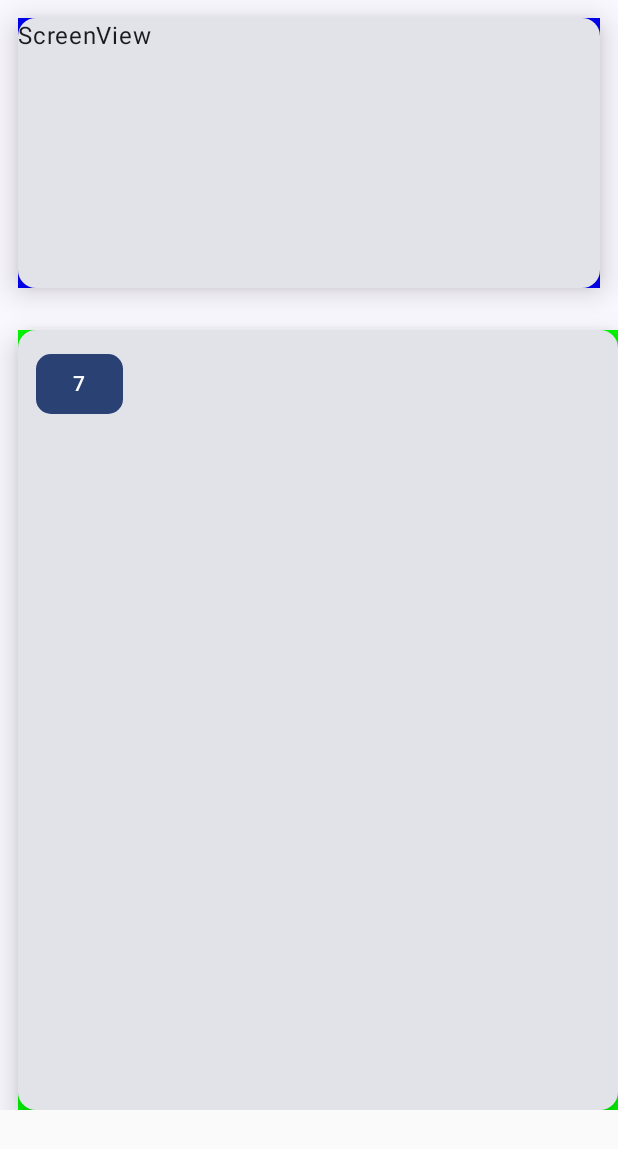
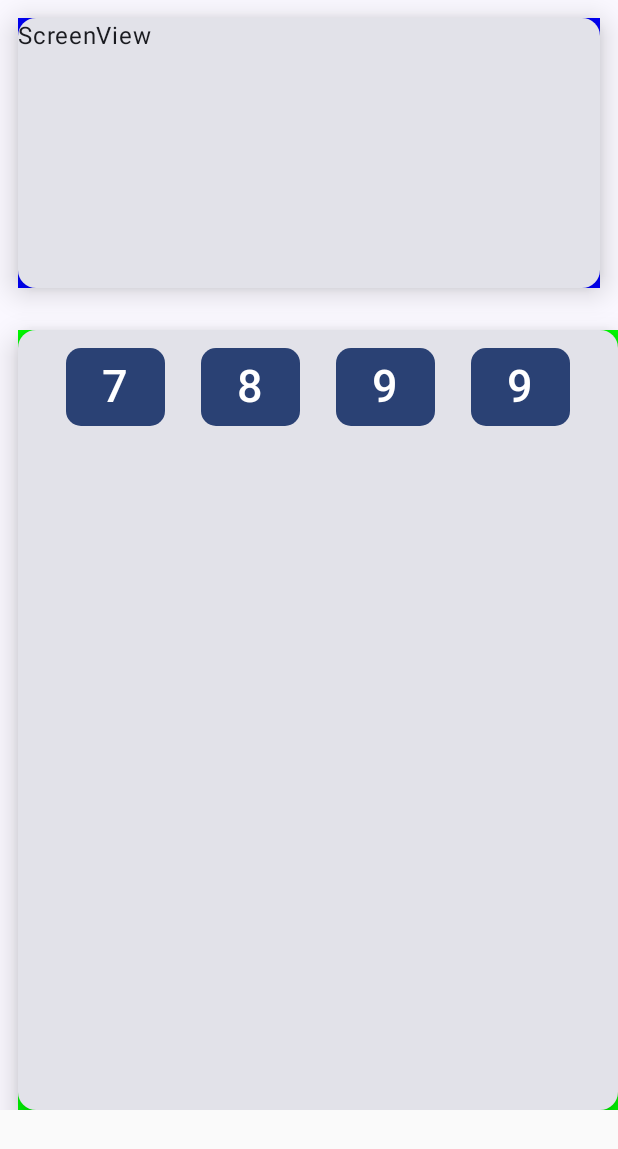
Before and after one commit to gnsgns6/CalcNow, an Android app built with Jetpack Compose: the screen it shows after launch (MainActivity), on a phone screen of 412 x 824 dp. Shown: the top 1149 px of the screen. Run offline under Robolectric (Android 15) with nearby library versions, the phone set to English and light mode, and no system bars.

Commit message:
Amend Buttons

```diff
--- a/app/src/main/java/com/geniusback/calcnow/MainActivity.kt
+++ b/app/src/main/java/com/geniusback/calcnow/MainActivity.kt
@@ -6,6 +6,7 @@ import androidx.activity.ComponentActivity
 import androidx.activity.compose.setContent
 import androidx.compose.foundation.background
 import androidx.compose.foundation.horizontalScroll
+import androidx.compose.foundation.layout.Arrangement
 import androidx.compose.foundation.layout.Column
 import androidx.compose.foundation.layout.Row
 import androidx.compose.foundation.layout.fillMaxSize
@@ -30,7 +31,9 @@ import androidx.compose.ui.graphics.Color
 import androidx.compose.ui.graphics.RectangleShape
 import androidx.compose.ui.text.style.TextAlign
 import androidx.compose.ui.tooling.preview.Preview
+import androidx.compose.ui.unit.TextUnit
 import androidx.compose.ui.unit.dp
+import androidx.compose.ui.unit.sp
 import com.geniusback.calcnow.ui.theme.CalcNowTheme
 
 class MainActivity : ComponentActivity()
@@ -86,13 +89,23 @@ fun KeyView(){
             .size(height = 520.dp, width = 220.dp),
         elevation= CardDefaults.cardElevation(defaultElevation = 12.dp))
     {
-        Row {
+        Row (
+            horizontalArrangement = Arrangement.Center,
+            modifier = Modifier
+                .fillMaxWidth()
+        ){
             Button(onClick = { /*TODO*/ } ,modifier=Modifier
                     .padding(12.dp), shape = RoundedCornerShape(10.dp))
-            {
-                Text(text = "7")
-            }
-
+            { Text(text = "7" , fontSize= 30.sp) }
+            Button(onClick = { /*TODO*/ }, modifier = Modifier
+                .padding(12.dp), shape = RoundedCornerShape(10.dp))
+            { Text(text = "8", fontSize= 30.sp) }
+            Button(onClick = { /*TODO*/ }, modifier = Modifier
+                .padding(12.dp), shape = RoundedCornerShape(10.dp))
+            { Text(text = "9", fontSize= 30.sp) }
+            Button(onClick = { /*TODO*/ }, modifier = Modifier
+                .padding(12.dp), shape = RoundedCornerShape(10.dp))
+            { Text(text = "9", fontSize= 30.sp) }
         }
     }
 }
```
